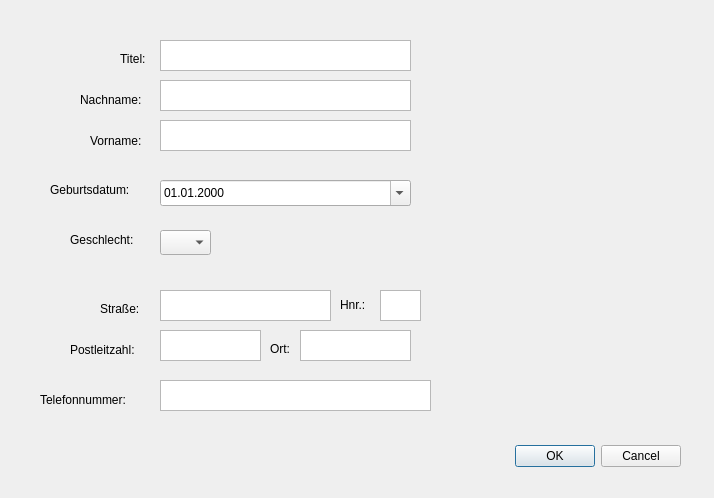
This is Patientenverwaltung/verwaltung.ui in JenniferRied/Patientenverwaltung as Qt 5 draws it before an edit. The edited form follows.
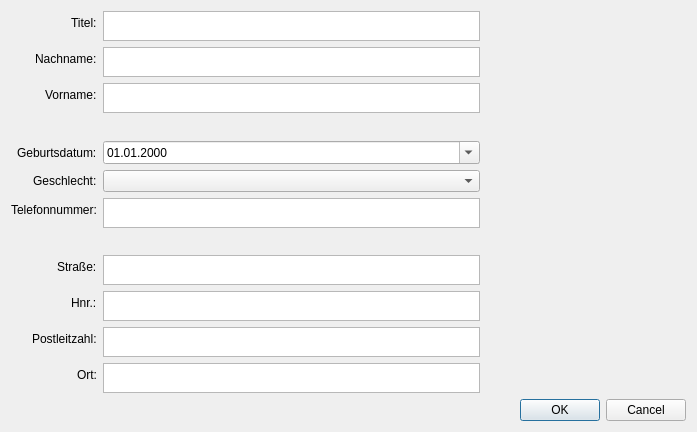
This is the edited form.

The edit to the form file:
```diff
--- a/Patientenverwaltung/verwaltung.ui
+++ b/Patientenverwaltung/verwaltung.ui
@@ -6,133 +6,98 @@
    <rect>
     <x>0</x>
     <y>0</y>
-    <width>714</width>
-    <height>498</height>
+    <width>697</width>
+    <height>432</height>
    </rect>
   </property>
+  <property name="minimumSize">
+   <size>
+    <width>0</width>
+    <height>432</height>
+   </size>
+  </property>
+  <property name="maximumSize">
+   <size>
+    <width>16777215</width>
+    <height>432</height>
+   </size>
+  </property>
   <property name="windowTitle">
    <string>Dialog</string>
   </property>
-  <widget class="QDialogButtonBox" name="buttonBox">
-   <property name="geometry">
-    <rect>
-     <x>340</x>
-     <y>440</y>
-     <width>341</width>
-     <height>32</height>
-    </rect>
-   </property>
-   <property name="orientation">
-    <enum>Qt::Horizontal</enum>
-   </property>
-   <property name="standardButtons">
-    <set>QDialogButtonBox::Cancel|QDialogButtonBox::Ok</set>
-   </property>
-  </widget>
-  <widget class="QLabel" name="label_2">
-   <property name="geometry">
-    <rect>
-     <x>340</x>
-     <y>289</y>
-     <width>31</width>
-     <height>31</height>
-    </rect>
-   </property>
-   <property name="text">
-    <string>Hnr.:</string>
-   </property>
-  </widget>
-  <widget class="QTextEdit" name="titel_textEdit">
-   <property name="geometry">
-    <rect>
-     <x>160</x>
-     <y>40</y>
-     <width>251</width>
-     <height>31</height>
-    </rect>
-   </property>
-  </widget>
+  <layout class="QVBoxLayout" name="verticalLayout_2">
+   <item>
+    <layout class="QHBoxLayout" name="horizontalLayout">
+     <item>
+      <layout class="QVBoxLayout" name="verticalLayout">
+       <property name="spacing">
+        <number>6</number>
+       </property>
+       <item>
+        <layout class="QFormLayout" name="formLayout_2">
+         <property name="labelAlignment">
+          <set>Qt::AlignRight|Qt::AlignTrailing|Qt::AlignVCenter</set>
+         </property>
+         <item row="0" column="0">
   <widget class="QLabel" name="label">
-   <property name="geometry">
-    <rect>
-     <x>120</x>
-     <y>50</y>
-     <width>67</width>
-     <height>17</height>
-    </rect>
-   </property>
    <property name="text">
     <string>Titel:</string>
    </property>
   </widget>
-  <widget class="QLabel" name="label_4">
-   <property name="geometry">
-    <rect>
-     <x>270</x>
-     <y>340</y>
-     <width>31</width>
-     <height>17</height>
-    </rect>
-   </property>
+         </item>
+         <item row="0" column="1">
+          <widget class="QTextEdit" name="titel_textEdit">
+           <property name="maximumSize">
+            <size>
+             <width>16777215</width>
+             <height>30</height>
+            </size>
+           </property>
+          </widget>
+         </item>
+         <item row="1" column="0">
+          <widget class="QLabel" name="label_3">
    <property name="text">
-    <string>Ort:</string>
-   </property>
-  </widget>
-  <widget class="QTextEdit" name="plz_textEdit">
-   <property name="geometry">
-    <rect>
-     <x>160</x>
-     <y>330</y>
-     <width>101</width>
-     <height>31</height>
-    </rect>
-   </property>
-  </widget>
-  <widget class="QLabel" name="label_8">
-   <property name="geometry">
-    <rect>
-     <x>100</x>
-     <y>300</y>
-     <width>67</width>
-     <height>17</height>
-    </rect>
-   </property>
+            <string>Nachname:</string>
+           </property>
+          </widget>
+         </item>
+         <item row="1" column="1">
+          <widget class="QTextEdit" name="nachname_textEdit">
+           <property name="maximumSize">
+            <size>
+             <width>16777215</width>
+             <height>30</height>
+            </size>
+           </property>
+          </widget>
+         </item>
+         <item row="2" column="0">
+          <widget class="QLabel" name="label_5">
    <property name="text">
-    <string>Straße:</string>
-   </property>
-  </widget>
-  <widget class="QLabel" name="label_7">
-   <property name="geometry">
-    <rect>
-     <x>70</x>
-     <y>230</y>
-     <width>81</width>
-     <height>20</height>
-    </rect>
-   </property>
+            <string>Vorname:</string>
+           </property>
+          </widget>
+         </item>
+         <item row="2" column="1">
+          <widget class="QTextEdit" name="vorname_textEdit">
+           <property name="maximumSize">
+            <size>
+             <width>16777215</width>
+             <height>30</height>
+            </size>
+           </property>
+          </widget>
+         </item>
+         <item row="4" column="0">
+          <widget class="QLabel" name="label_6">
    <property name="text">
-    <string>Geschlecht:</string>
-   </property>
-  </widget>
-  <widget class="QTextEdit" name="ort_textEdit">
-   <property name="geometry">
-    <rect>
-     <x>300</x>
-     <y>330</y>
-     <width>111</width>
-     <height>31</height>
-    </rect>
-   </property>
-  </widget>
+            <string>Geburtsdatum:</string>
+           </property>
+          </widget>
+         </item>
+         <item row="4" column="1">
   <widget class="QDateEdit" name="geb_dateEdit">
-   <property name="geometry">
-    <rect>
-     <x>160</x>
-     <y>180</y>
-     <width>251</width>
-     <height>26</height>
-    </rect>
-   </property>
    <property name="dateTime">
     <datetime>
      <hour>0</hour>
@@ -150,142 +115,149 @@
     <bool>true</bool>
    </property>
   </widget>
-  <widget class="QLabel" name="label_6">
-   <property name="geometry">
-    <rect>
-     <x>50</x>
-     <y>180</y>
-     <width>111</width>
-     <height>20</height>
-    </rect>
-   </property>
+         </item>
+         <item row="5" column="0">
+          <widget class="QLabel" name="label_7">
    <property name="text">
-    <string>Geburtsdatum:</string>
-   </property>
-  </widget>
-  <widget class="QLabel" name="label_3">
-   <property name="geometry">
-    <rect>
-     <x>80</x>
-     <y>90</y>
-     <width>81</width>
-     <height>20</height>
-    </rect>
-   </property>
-   <property name="text">
-    <string>Nachname:</string>
-   </property>
-  </widget>
-  <widget class="QTextEdit" name="tel_nr_textEdit">
-   <property name="geometry">
-    <rect>
-     <x>160</x>
-     <y>380</y>
-     <width>271</width>
-     <height>31</height>
-    </rect>
-   </property>
-  </widget>
-  <widget class="QLabel" name="label_9">
-   <property name="geometry">
-    <rect>
-     <x>70</x>
-     <y>340</y>
-     <width>91</width>
-     <height>20</height>
-    </rect>
-   </property>
-   <property name="text">
-    <string>Postleitzahl:</string>
-   </property>
-  </widget>
-  <widget class="QTextEdit" name="nachname_textEdit">
-   <property name="geometry">
-    <rect>
-     <x>160</x>
-     <y>80</y>
-     <width>251</width>
-     <height>31</height>
-    </rect>
-   </property>
-  </widget>
+            <string>Geschlecht:</string>
+           </property>
+          </widget>
+         </item>
+         <item row="5" column="1">
+          <widget class="QComboBox" name="geschlecht_comboBox">
+           <property name="currentText">
+            <string/>
+           </property>
+          </widget>
+         </item>
+         <item row="6" column="0">
   <widget class="QLabel" name="label_10">
-   <property name="geometry">
-    <rect>
-     <x>40</x>
-     <y>390</y>
-     <width>121</width>
-     <height>20</height>
-    </rect>
-   </property>
    <property name="text">
     <string>Telefonnummer:</string>
    </property>
   </widget>
-  <widget class="QTextEdit" name="vorname_textEdit">
-   <property name="geometry">
-    <rect>
-     <x>160</x>
-     <y>120</y>
-     <width>251</width>
-     <height>31</height>
-    </rect>
-   </property>
-  </widget>
-  <widget class="QLabel" name="label_5">
-   <property name="geometry">
-    <rect>
-     <x>90</x>
-     <y>130</y>
-     <width>67</width>
-     <height>21</height>
-    </rect>
-   </property>
+         </item>
+         <item row="6" column="1">
+          <widget class="QTextEdit" name="tel_nr_textEdit">
+           <property name="maximumSize">
+            <size>
+             <width>16777215</width>
+             <height>30</height>
+            </size>
+           </property>
+          </widget>
+         </item>
+         <item row="3" column="0">
+          <spacer name="verticalSpacer">
+           <property name="orientation">
+            <enum>Qt::Vertical</enum>
+           </property>
+           <property name="sizeType">
+            <enum>QSizePolicy::MinimumExpanding</enum>
+           </property>
+           <property name="sizeHint" stdset="0">
+            <size>
+             <width>20</width>
+             <height>10</height>
+            </size>
+           </property>
+          </spacer>
+         </item>
+         <item row="7" column="0">
+          <spacer name="verticalSpacer_2">
+           <property name="orientation">
+            <enum>Qt::Vertical</enum>
+           </property>
+           <property name="sizeType">
+            <enum>QSizePolicy::MinimumExpanding</enum>
+           </property>
+           <property name="sizeHint" stdset="0">
+            <size>
+             <width>20</width>
+             <height>10</height>
+            </size>
+           </property>
+          </spacer>
+         </item>
+         <item row="8" column="0">
+          <widget class="QLabel" name="label_8">
    <property name="text">
-    <string>Vorname:</string>
-   </property>
-  </widget>
+            <string>Straße:</string>
+           </property>
+          </widget>
+         </item>
+         <item row="8" column="1">
   <widget class="QTextEdit" name="strasse_textEdit">
-   <property name="geometry">
-    <rect>
-     <x>160</x>
-     <y>290</y>
-     <width>171</width>
-     <height>31</height>
-    </rect>
-   </property>
-  </widget>
+           <property name="maximumSize">
+            <size>
+             <width>16777215</width>
+             <height>30</height>
+            </size>
+           </property>
+          </widget>
+         </item>
+         <item row="9" column="0">
+          <widget class="QLabel" name="label_2">
+           <property name="text">
+            <string>Hnr.:</string>
+           </property>
+          </widget>
+         </item>
+         <item row="9" column="1">
   <widget class="QTextEdit" name="hnr_textEdit">
-   <property name="geometry">
-    <rect>
-     <x>380</x>
-     <y>290</y>
-     <width>41</width>
-     <height>31</height>
-    </rect>
-   </property>
-  </widget>
-  <widget class="QComboBox" name="geschlecht_comboBox">
-   <property name="geometry">
-    <rect>
-     <x>160</x>
-     <y>230</y>
-     <width>51</width>
-     <height>25</height>
-    </rect>
-   </property>
-   <property name="currentText">
-    <string/>
-   </property>
-  </widget>
+           <property name="maximumSize">
+            <size>
+             <width>16777215</width>
+             <height>30</height>
+            </size>
+           </property>
+          </widget>
+         </item>
+         <item row="10" column="0">
+          <widget class="QLabel" name="label_9">
+           <property name="text">
+            <string>Postleitzahl:</string>
+           </property>
+          </widget>
+         </item>
+         <item row="10" column="1">
+          <widget class="QTextEdit" name="plz_textEdit">
+           <property name="maximumSize">
+            <size>
+             <width>16777215</width>
+             <height>30</height>
+            </size>
+           </property>
+          </widget>
+         </item>
+         <item row="11" column="0">
+          <widget class="QLabel" name="label_4">
+           <property name="text">
+            <string>Ort:</string>
+           </property>
+          </widget>
+         </item>
+         <item row="11" column="1">
+          <widget class="QTextEdit" name="ort_textEdit">
+           <property name="maximumSize">
+            <size>
+             <width>16777215</width>
+             <height>30</height>
+            </size>
+           </property>
+          </widget>
+         </item>
+        </layout>
+       </item>
+      </layout>
+     </item>
+     <item>
   <widget class="QLabel" name="eingaben">
-   <property name="geometry">
-    <rect>
-     <x>450</x>
-     <y>40</y>
-     <width>251</width>
-     <height>151</height>
-    </rect>
+       <property name="minimumSize">
+        <size>
+         <width>200</width>
+         <height>0</height>
+        </size>
    </property>
    <property name="text">
     <string/>
@@ -297,6 +269,20 @@
     <bool>true</bool>
    </property>
   </widget>
+     </item>
+    </layout>
+   </item>
+   <item>
+    <widget class="QDialogButtonBox" name="buttonBox">
+     <property name="orientation">
+      <enum>Qt::Horizontal</enum>
+     </property>
+     <property name="standardButtons">
+      <set>QDialogButtonBox::Cancel|QDialogButtonBox::Ok</set>
+     </property>
+    </widget>
+   </item>
+  </layout>
  </widget>
  <resources/>
  <connections>
```
Lines whose indentation alone changed are shown as unchanged.
